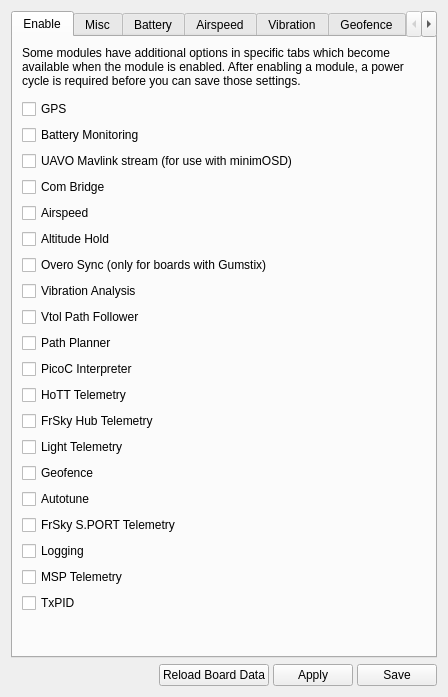
Qt form ground/gcs/src/plugins/config/modules.ui (d-ronin/dRonin) before a commit.
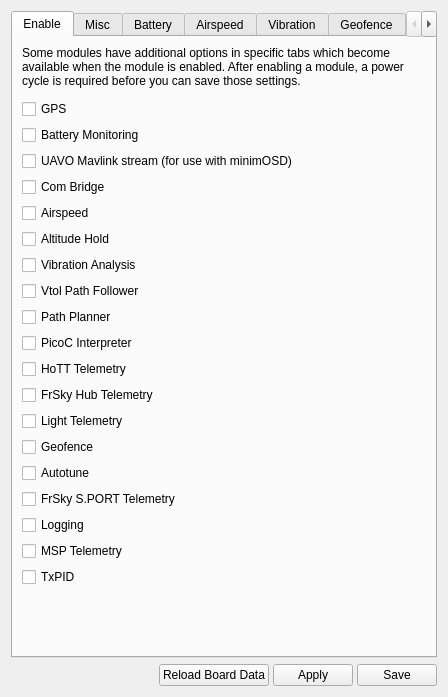
The same form after that commit. Icons and pictures are not drawn.

Commit message: remove overosync UI, and I2C module setting

```diff
--- a/ground/gcs/src/plugins/config/modules.ui
+++ b/ground/gcs/src/plugins/config/modules.ui
@@ -104,16 +104,6 @@
          </property>
         </widget>
        </item>
-       <item>
-        <widget class="QCheckBox" name="cbOveroSync">
-         <property name="toolTip">
-          <string>Select to enable synchronization to an Overo module</string>
-         </property>
-         <property name="text">
-          <string>Overo Sync (only for boards with Gumstix)</string>
-         </property>
-        </widget>
-       </item>
        <item>
         <widget class="QCheckBox" name="cbVibrationAnalysis">
          <property name="text">
```
The commit also changes 3 other files.
